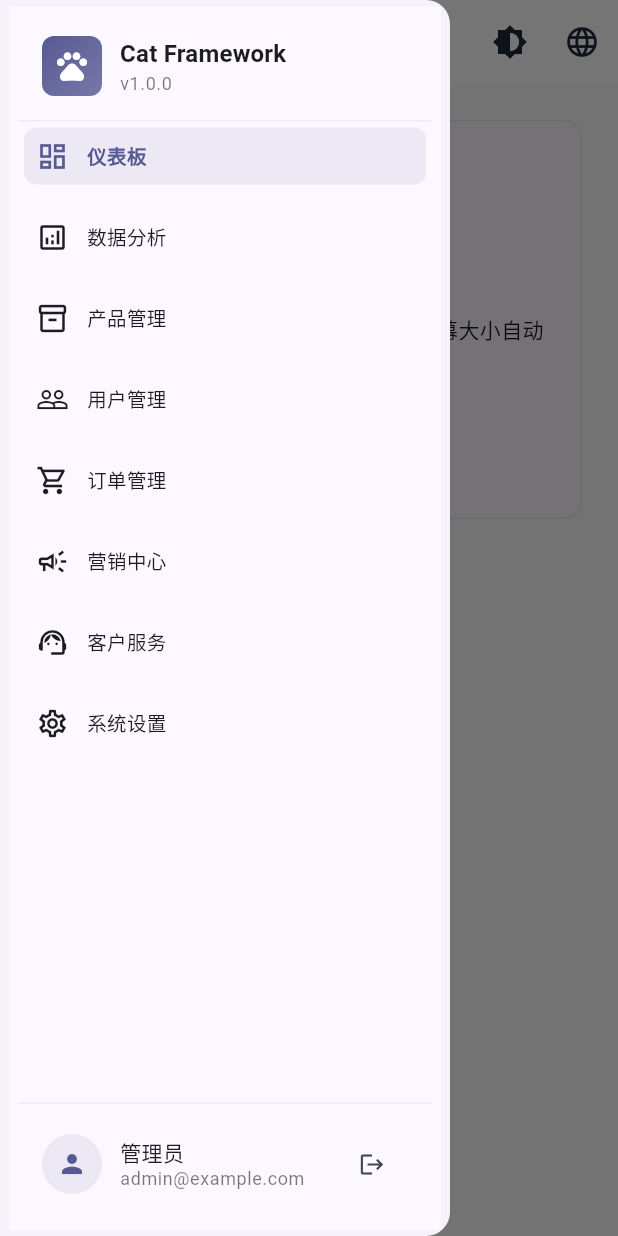
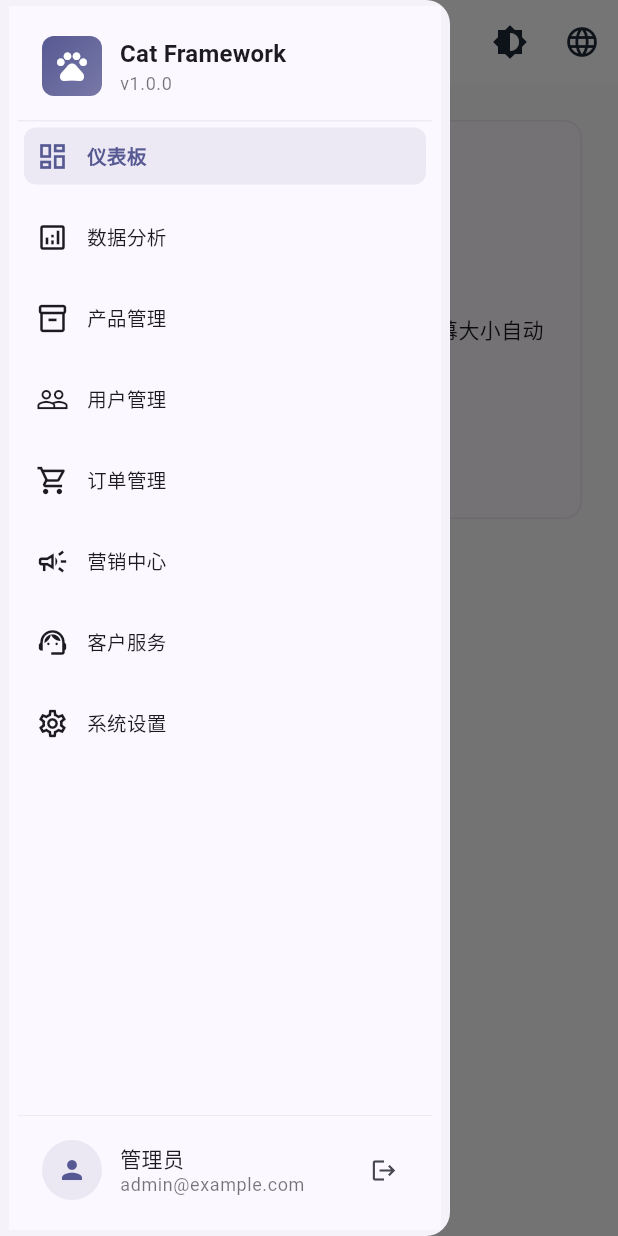
Before and after one commit to f361600134/cat-zson, a Flutter app: the MainLayout screen opened by its route, with the side drawer open, on a phone screen of 412 x 824 dp. Run offline on Flutter 3.47's test engine with Material 3 defaults, Android fonts, the phone set to English and light mode, and no system bars; drawn by our look-alikes of sidebarx; our stand-ins replace device_info_plus, get, get_storage, logger, package_info_plus, responsive_framework; accounts and stored records are empty.

Commit message:
Commit: 提交一版本侧边栏实现

```diff
--- a/lib/app/modules/main/main_layout.dart
+++ b/lib/app/modules/main/main_layout.dart
@@ -142,15 +142,26 @@ class _MainLayoutState extends State<MainLayout> {
 
   /// 自定义头部
   Widget _buildCustomHeader(BuildContext context, bool extended) {
+    return LayoutBuilder(
+      builder: (context, constraints) {
+        final availableWidth = constraints.maxWidth;
+
+        // 🎯 基于实际宽度计算布局参数，而不是extended状态
+        final padding = availableWidth > 200 ? 16.0 : 8.0;
+        final iconSize = availableWidth > 200 ? 40.0 : 32.0;
+        final spacing = availableWidth > 200 ? 12.0 : 8.0;
+
+        // 计算文本是否有足够空间显示
+        final textSpaceNeeded = padding * 2 + iconSize + spacing + 80; // 80px最小文本宽度
+        final canShowText = availableWidth >= textSpaceNeeded;
+
         return Container(
-      padding: const EdgeInsets.all(16),
+          width: availableWidth,
+          padding: EdgeInsets.all(padding),
           decoration: BoxDecoration(
             border: Border(
               bottom: BorderSide(
-            color: Theme
-                .of(context)
-                .dividerColor
-                .withOpacity(0.1),
+                color: Theme.of(context).dividerColor.withOpacity(0.1),
                 width: 1,
               ),
             ),
@@ -158,61 +169,46 @@ class _MainLayoutState extends State<MainLayout> {
           child: Row(
             children: [
               Container(
-            width: 40,
-            height: 40,
+                width: iconSize,
+                height: iconSize,
                 decoration: BoxDecoration(
-              borderRadius: BorderRadius.circular(8),
+                  borderRadius: BorderRadius.circular(availableWidth > 200 ? 8 : 6),
                   gradient: LinearGradient(
                     colors: [
-                  Theme
-                      .of(context)
-                      .primaryColor,
-                  Theme
-                      .of(context)
-                      .primaryColor
-                      .withOpacity(0.8),
+                      Theme.of(context).primaryColor,
+                      Theme.of(context).primaryColor.withOpacity(0.8),
                     ],
                     begin: Alignment.topLeft,
                     end: Alignment.bottomRight,
                   ),
                 ),
-            child: const Icon(
+                child: Icon(
                   Icons.pets,
                   color: Colors.white,
-              size: 24,
+                  size: availableWidth > 200 ? 24 : 18,
                 ),
               ),
-          if (extended) ...[
-            const SizedBox(width: 12),
+              if (canShowText) ...[
+                SizedBox(width: spacing),
                 Expanded(
                   child: Column(
                     crossAxisAlignment: CrossAxisAlignment.start,
                     children: [
                       Text(
                         'Cat Framework',
-                    style: Theme
-                        .of(context)
-                        .textTheme
-                        .titleMedium
-                        ?.copyWith(
+                        style: Theme.of(context).textTheme.titleMedium?.copyWith(
                           fontWeight: FontWeight.bold,
+                          fontSize: availableWidth > 200 ? 16 : 14,
                         ),
                         overflow: TextOverflow.ellipsis,
                       ),
                       Text(
                         'v1.0.0',
-                    style: Theme
-                        .of(context)
-                        .textTheme
-                        .bodySmall
-                        ?.copyWith(
-                      color: Theme
-                          .of(context)
-                          .colorScheme
-                          .onSurface
-                          .withOpacity(0.6),
+                        style: Theme.of(context).textTheme.bodySmall?.copyWith(
+                          color: Theme.of(context).colorScheme.onSurface.withOpacity(0.6),
+                          fontSize: availableWidth > 200 ? 12 : 10,
+                        ),
                         overflow: TextOverflow.ellipsis,
-                    ),
                       ),
                     ],
                   ),
@@ -221,19 +217,40 @@ class _MainLayoutState extends State<MainLayout> {
             ],
           ),
         );
+      },
+    );
   }
 
   /// 自定义底部
   Widget _buildCustomFooter(BuildContext context, bool extended) {
-    return Container(
-      padding: const EdgeInsets.all(16),
+    return LayoutBuilder(
+      builder: (context, constraints) {
+        final availableWidth = constraints.maxWidth;
+
+        // 🎯 基于实际宽度计算布局参数
+        final padding = availableWidth > 200 ? 16.0 : 8.0;
+        final avatarRadius = availableWidth > 200 ? 20.0 : 16.0;
+        final iconSize = availableWidth > 200 ? 20.0 : 16.0;
+        final spacing = availableWidth > 200 ? 12.0 : 8.0;
+
+        // 🎯 精确计算所需空间 + 安全边距
+        final avatarDiameter = avatarRadius * 2;  // 头像直径
+        final iconButtonWidth = 32.0;  // IconButton实际占用宽度
+        final minTextWidth = 60.0;  // 最小文本宽度
+        final safetyMargin = 5.0;  // 安全边距，防止微小溢出
+
+        // 计算是否有足够空间显示文本和按钮
+        final requiredWidth = padding * 2 + avatarDiameter + spacing + minTextWidth + iconButtonWidth + safetyMargin;
+        final canShowText = availableWidth >= requiredWidth;
+
+        return ClipRect(
+          child: Container(
+            width: availableWidth,
+            padding: EdgeInsets.all(padding),
             decoration: BoxDecoration(
               border: Border(
                 top: BorderSide(
-            color: Theme
-                .of(context)
-                .dividerColor
-                .withOpacity(0.1),
+                  color: Theme.of(context).dividerColor.withOpacity(0.1),
                   width: 1,
                 ),
               ),
@@ -241,62 +258,59 @@ class _MainLayoutState extends State<MainLayout> {
             child: Row(
               children: [
                 CircleAvatar(
-            radius: extended ? 20 : 16,
-            backgroundColor: Theme
-                .of(context)
-                .primaryColor
-                .withOpacity(0.1),
+                  radius: avatarRadius,
+                  backgroundColor: Theme.of(context).primaryColor.withOpacity(0.1),
                   child: Icon(
                     Icons.person,
-              size: extended ? 20 : 16,
-              color: Theme
-                  .of(context)
-                  .primaryColor,
+                    size: iconSize,
+                    color: Theme.of(context).primaryColor,
                   ),
                 ),
-          if (extended) ...[
-            const SizedBox(width: 12),
+                if (canShowText) ...[
+                  SizedBox(width: spacing),
                   Expanded(
                     child: Column(
                       crossAxisAlignment: CrossAxisAlignment.start,
+                      mainAxisSize: MainAxisSize.min,
                       children: [
                         Text(
                           '管理员',
-                    style: Theme
-                        .of(context)
-                        .textTheme
-                        .bodyMedium
-                        ?.copyWith(
+                          style: Theme.of(context).textTheme.bodyMedium?.copyWith(
                             fontWeight: FontWeight.w500,
+                            fontSize: availableWidth > 200 ? 14 : 12,
                           ),
                           overflow: TextOverflow.ellipsis,
+                          maxLines: 1,
                         ),
                         Text(
                           'admin@example.com',
-                    style: Theme
-                        .of(context)
-                        .textTheme
-                        .bodySmall
-                        ?.copyWith(
-                      color: Theme
-                          .of(context)
-                          .colorScheme
-                          .onSurface
-                          .withOpacity(0.6),
+                          style: Theme.of(context).textTheme.bodySmall?.copyWith(
+                            color: Theme.of(context).colorScheme.onSurface.withOpacity(0.6),
+                            fontSize: availableWidth > 200 ? 12 : 10,
                           ),
                           overflow: TextOverflow.ellipsis,
+                          maxLines: 1,
                         ),
                       ],
                     ),
                   ),
-            IconButton(
+                  SizedBox(
+                    width: iconButtonWidth,
+                    height: iconButtonWidth,
+                    child: IconButton(
                       icon: const Icon(Icons.logout, size: 18),
                       onPressed: () => _handleLogout(context),
                       tooltip: '退出登录',
+                      padding: EdgeInsets.zero,
+                      iconSize: 18,
+                    ),
                   ),
                 ],
               ],
             ),
+          ),
+        );
+      },
     );
   }
 
```
Lines whose indentation alone changed are shown as unchanged.
